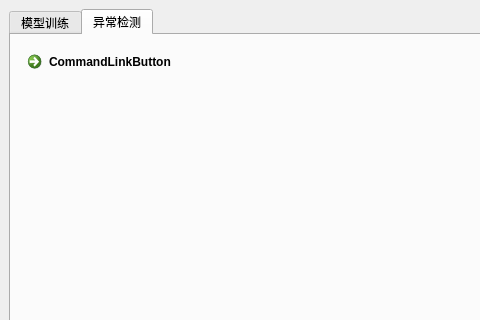
Qt form gui/ftt.ui (kinghao93/FMTT) before a commit; both pictures show x 0 to 480 and y 0 to 320 of the 800 by 600 pixel window.
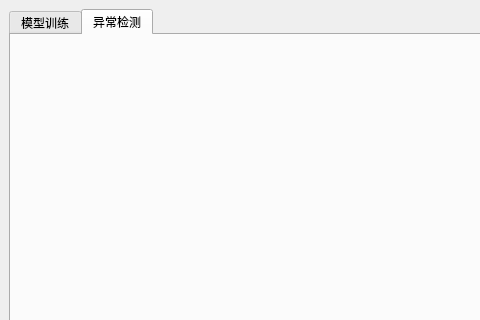
The same form after that commit. The open tabs and pages were chosen to show the change.

Commit message: 剔除其他文件

```diff
--- a/gui/ftt.ui
+++ b/gui/ftt.ui
@@ -82,15 +82,7 @@
        <attribute name="title">
         <string>异常检测</string>
        </attribute>
-       <layout class="QGridLayout" name="gridLayout_4">
-        <item row="0" column="0">
-         <widget class="QCommandLinkButton" name="commandLinkButton">
-          <property name="text">
-           <string>CommandLinkButton</string>
-          </property>
-         </widget>
-        </item>
-       </layout>
+       <layout class="QGridLayout" name="gridLayout_4"/>
       </widget>
      </widget>
     </item>
```
Left out of the diff: 2 changed lines with no effect on the pictures. The commit also changes 1 other file.
